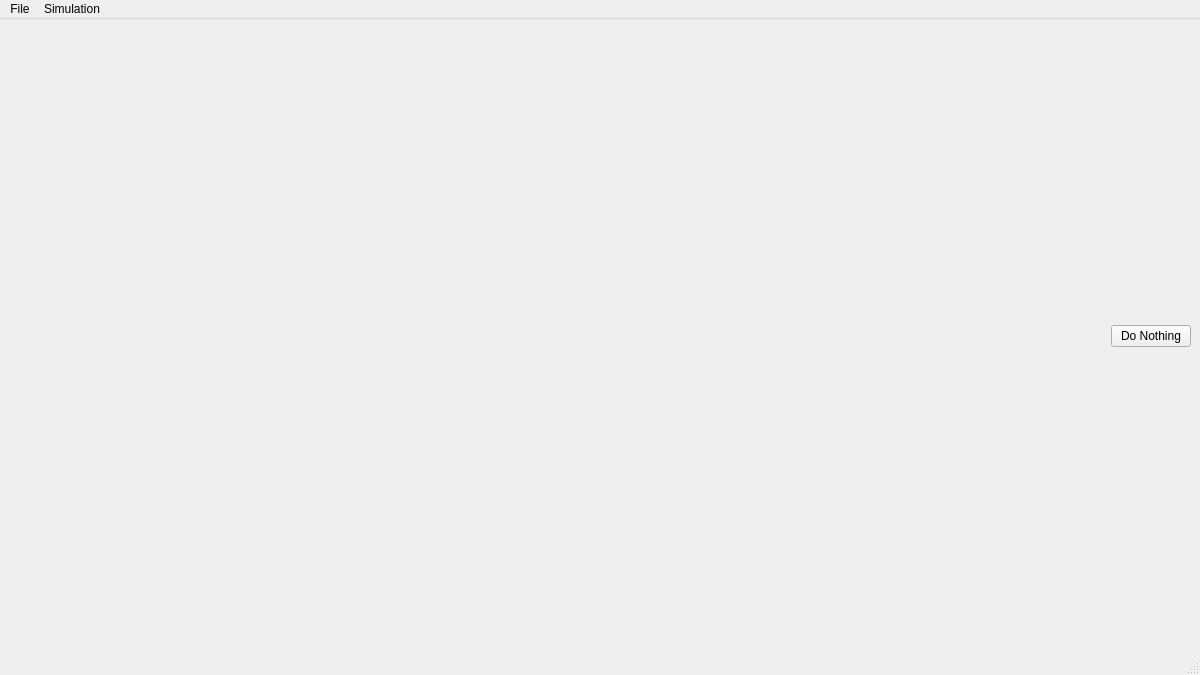
This is mainwindowform.ui in Lukrative525/Bounce as Qt 5 draws it before an edit. The edited form follows.
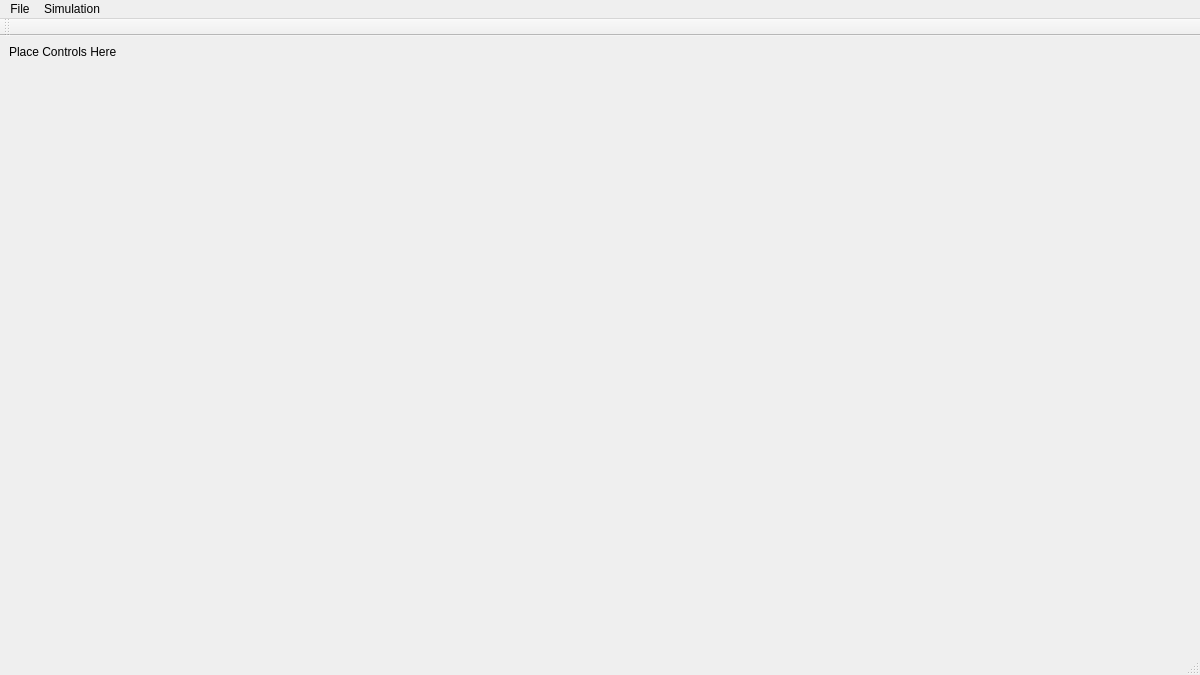
This is the edited form. Icons and pictures are not drawn.

Commit message: Create layout for control panel

Patch:
```diff
--- a/mainwindowform.ui
+++ b/mainwindowform.ui
@@ -21,8 +21,44 @@
   </property>
   <widget class="QWidget" name="centralwidget">
    <layout class="QHBoxLayout" name="centralWidgetHorizontalLayout">
+    <item>
+     <layout class="QVBoxLayout" name="controlsLayout">
+      <item>
+       <widget class="QLabel" name="label">
+        <property name="sizePolicy">
+         <sizepolicy hsizetype="Minimum" vsizetype="Minimum">
+          <horstretch>0</horstretch>
+          <verstretch>0</verstretch>
+         </sizepolicy>
+        </property>
+        <property name="text">
+         <string>Place Controls Here</string>
+        </property>
+       </widget>
+      </item>
+      <item>
+       <spacer name="verticalSpacer">
+        <property name="orientation">
+         <enum>Qt::Orientation::Vertical</enum>
+        </property>
+        <property name="sizeHint" stdset="0">
+         <size>
+          <width>20</width>
+          <height>40</height>
+         </size>
+        </property>
+       </spacer>
+      </item>
+     </layout>
+    </item>
     <item>
      <widget class="QFrame" name="frame">
+      <property name="sizePolicy">
+       <sizepolicy hsizetype="MinimumExpanding" vsizetype="MinimumExpanding">
+        <horstretch>0</horstretch>
+        <verstretch>0</verstretch>
+       </sizepolicy>
+      </property>
       <property name="frameShape">
        <enum>QFrame::Shape::NoFrame</enum>
       </property>
@@ -45,19 +81,6 @@
       </layout>
      </widget>
     </item>
-    <item>
-     <widget class="QPushButton" name="pushButton">
-      <property name="sizePolicy">
-       <sizepolicy hsizetype="Maximum" vsizetype="Fixed">
-        <horstretch>0</horstretch>
-        <verstretch>0</verstretch>
-       </sizepolicy>
-      </property>
-      <property name="text">
-       <string>Do Nothing</string>
-      </property>
-     </widget>
-    </item>
    </layout>
   </widget>
   <widget class="QMenuBar" name="menubar">
@@ -87,6 +110,17 @@
    <addaction name="menuSimulation"/>
   </widget>
   <widget class="QStatusBar" name="statusbar"/>
+  <widget class="QToolBar" name="toolBar">
+   <property name="windowTitle">
+    <string>toolBar</string>
+   </property>
+   <attribute name="toolBarArea">
+    <enum>TopToolBarArea</enum>
+   </attribute>
+   <attribute name="toolBarBreak">
+    <bool>false</bool>
+   </attribute>
+  </widget>
   <action name="actionPause">
    <property name="icon">
     <iconset theme="QIcon::ThemeIcon::MediaPlaybackPause"/>
```
